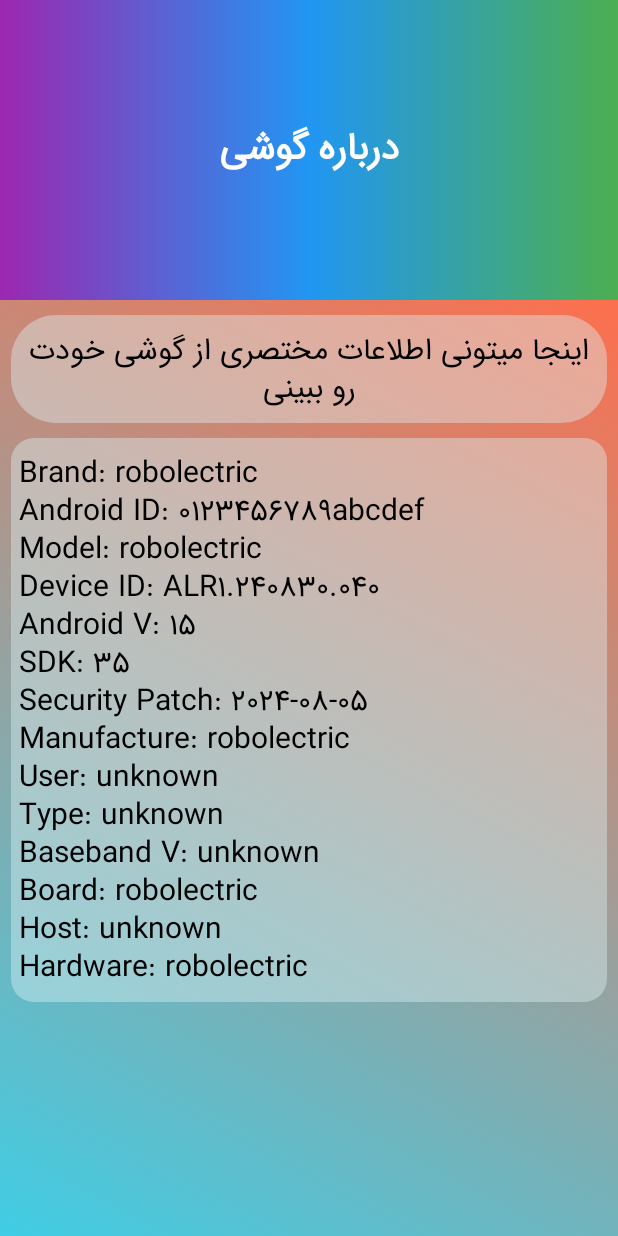
After one commit to mhhpc/MySamsung, an Android app: the Device_info_activity screen opened directly, with no data from a screen before it, on a phone screen of 412 x 824 dp. The commit adds this screen. Run offline under Robolectric (Android 15) with nearby library versions, the phone set to English and light mode, and no system bars; libraries missing offline, so code that uses them is left out: com.transitionseverywhere, io.github.florent37.shapeofview; 3 statements that could not run were skipped.

Commit message:
Add Device_info_activity

```diff
--- a/app/build.gradle
+++ b/app/build.gradle
@@ -1,5 +1,6 @@
 plugins {
     id 'com.android.application'
+    id 'org.jetbrains.kotlin.android'
 }
 
 android {
@@ -22,8 +23,8 @@ android {
         }
     }
     compileOptions {
-        sourceCompatibility JavaVersion.VERSION_1_8
-        targetCompatibility JavaVersion.VERSION_1_8
+        sourceCompatibility JavaVersion.VERSION_17
+        targetCompatibility JavaVersion.VERSION_17
     }
     namespace 'com.mhh.mysamsung'
 }
--- /dev/null
+++ b/app/src/main/java/com/mhh/mysamsung/views/Device_info_activity.kt
@@ -0,0 +1,86 @@
+package com.mhh.mysamsung.views
+
+import android.annotation.SuppressLint
+import android.graphics.drawable.AnimationDrawable
+import android.os.Build
+import android.os.Bundle
+import android.os.Handler
+import android.provider.Settings
+import android.view.View
+import android.view.ViewGroup
+import android.widget.Button
+import android.widget.TextView
+import androidx.annotation.RequiresApi
+import androidx.appcompat.app.AppCompatActivity
+import androidx.core.widget.NestedScrollView
+import com.google.android.material.appbar.CollapsingToolbarLayout
+import com.mhh.mysamsung.R
+import com.transitionseverywhere.Fade
+import com.transitionseverywhere.Transition
+import com.transitionseverywhere.TransitionManager
+import io.github.florent37.shapeofview.shapes.RoundRectView
+
+class Device_info_activity : AppCompatActivity() {
+    @RequiresApi(Build.VERSION_CODES.M)
+    override fun onCreate(savedInstanceState: Bundle?) {
+        super.onCreate(savedInstanceState)
+        setContentView(R.layout.activity_device_info)
+
+        val tvDisplay: TextView = findViewById(R.id.tv1)
+        tvDisplay.text = getSystemDetail()
+
+        //Gradient -----------
+        val nestedScrollView = findViewById<NestedScrollView>(R.id.device_info)
+        val animationDrawable = nestedScrollView.background as AnimationDrawable
+        animationDrawable.setEnterFadeDuration(2000)
+        animationDrawable.setExitFadeDuration(4000)
+        animationDrawable.start()
+
+        val collapsingToolbarLayout = findViewById<CollapsingToolbarLayout>(R.id.collapsing_toolbar)
+        val animationDrawable2 = collapsingToolbarLayout.background as AnimationDrawable
+        animationDrawable2.setEnterFadeDuration(2000)
+        animationDrawable2.setExitFadeDuration(4000)
+        animationDrawable2.start()
+
+        //Animation ------------
+        val r = findViewById<ViewGroup>(R.id.device_info)
+        val t1 = findViewById<TextView>(R.id.tv1)
+        val t2 = findViewById<TextView>(R.id.tv0)
+
+        Handler().postDelayed({
+            val transition: Transition = Fade()
+            transition.duration = 1200
+            TransitionManager.beginDelayedTransition(r, transition)
+            t1.visibility = View.VISIBLE
+            t2.visibility = View.VISIBLE
+
+        }, 200)
+
+    }
+
+    @RequiresApi(Build.VERSION_CODES.M)
+    @SuppressLint("HardwareIds")
+    private fun getSystemDetail(): String {
+        return "Brand: ${Build.BRAND} \n" +
+                "Android ID: ${
+                    Settings.Secure.getString(
+                        contentResolver,
+                        Settings.Secure.ANDROID_ID
+                    )
+                } \n" +
+                "Model: ${Build.MODEL} \n" +
+                "Device ID: ${Build.ID} \n" +
+                "Android V: ${Build.VERSION.RELEASE} \n" +
+                "SDK: ${Build.VERSION.SDK_INT} \n" +
+                "Security Patch: ${Build.VERSION.SECURITY_PATCH} \n" +
+                "Manufacture: ${Build.MANUFACTURER} \n" +
+                "User: ${Build.USER} \n" +
+                "Type: ${Build.TYPE} \n" +
+                "Baseband V: ${Build.VERSION.INCREMENTAL} \n" +
+                "Board: ${Build.BOARD} \n" +
+                "Host: ${Build.HOST} \n" +
+                "Hardware: ${Build.HARDWARE}"
+
+    }
+
+}
--- a/app/src/main/java/com/mhh/mysamsung/views/Home_activity.java
+++ b/app/src/main/java/com/mhh/mysamsung/views/Home_activity.java
@@ -138,6 +138,13 @@ public class Home_activity extends AppCompatActivity implements View.OnClickList
             }
         });
 
+        @SuppressLint("CutPasteId") TextView tv6 = (TextView) findViewById(R.id.text6);
+        tv6.setOnClickListener(new View.OnClickListener() {
+            public void onClick(View v) {
+                startActivity(new Intent(Home_activity.this, Device_info_activity.class));
+            }
+        });
+
         @SuppressLint("CutPasteId") TextView tv7 = (TextView) findViewById(R.id.text7);
         tv7.setOnClickListener(new View.OnClickListener() {
             public void onClick(View v) {
@@ -207,6 +214,13 @@ public class Home_activity extends AppCompatActivity implements View.OnClickList
         rbtn5.setOnClickListener(new View.OnClickListener() {
             public void onClick(View v) {
                 startActivity(new Intent(Home_activity.this, Goodlock_activity.class));
+            }
+        });
+
+        @SuppressLint("CutPasteId") ImageView rbtn6 = (ImageView) findViewById(R.id.image6);
+        rbtn6.setOnClickListener(new View.OnClickListener() {
+            public void onClick(View v) {
+                startActivity(new Intent(Home_activity.this, Device_info_activity.class));
             }
         });
 
--- /dev/null
+++ b/app/src/main/res/layout/activity_device_info.xml
@@ -0,0 +1,63 @@
+<?xml version="1.0" encoding="utf-8"?>
+<androidx.constraintlayout.widget.ConstraintLayout xmlns:android="http://schemas.android.com/apk/res/android"
+    xmlns:app="http://schemas.android.com/apk/res-auto"
+    xmlns:tools="http://schemas.android.com/tools"
+    android:layout_width="match_parent"
+    android:layout_height="match_parent"
+    tools:context=".views.Device_info_activity">
+
+    <androidx.coordinatorlayout.widget.CoordinatorLayout
+        android:layout_width="match_parent"
+        android:layout_height="match_parent"
+        android:background="@drawable/ctr_bg">
+
+        <com.google.android.material.appbar.AppBarLayout
+            android:id="@+id/appbar"
+            style="@style/AppbarTitle2">
+
+            <com.google.android.material.appbar.CollapsingToolbarLayout
+                android:id="@+id/collapsing_toolbar"
+                style="@style/CollapsingToolbarLayout2"
+                app:title="@string/device_info_title">
+
+                <androidx.appcompat.widget.Toolbar
+                    android:id="@+id/toolbar"
+                    style="@style/Toolbar" />
+
+            </com.google.android.material.appbar.CollapsingToolbarLayout>
+
+        </com.google.android.material.appbar.AppBarLayout>
+
+        <androidx.core.widget.NestedScrollView
+            android:id="@+id/device_info"
+            style="@style/NestedScrollView">
+
+            <RelativeLayout
+                android:layout_width="match_parent"
+                android:layout_height="wrap_content">
+
+                <TextView
+                    android:id="@+id/tv0"
+                    android:textSize="20sp"
+                    style="@style/TipsTitleTextView"
+                    android:layout_marginHorizontal="7dp"
+                    android:layout_marginTop="10dp"
+                    android:text="@string/device_info_t1" />
+
+                <TextView
+                    android:id="@+id/tv1"
+                    android:layout_below="@id/tv0"
+                    android:textSize="20sp"
+                    style="@style/SimpleTextview"
+                    android:layout_marginHorizontal="7dp"
+                    android:layout_marginTop="10dp"
+                    android:layout_marginBottom="10dp"
+                    android:text="@string/device_info_title" />
+
+            </RelativeLayout>
+
+        </androidx.core.widget.NestedScrollView>
+
+    </androidx.coordinatorlayout.widget.CoordinatorLayout>
+
+</androidx.constraintlayout.widget.ConstraintLayout>
--- a/app/src/main/res/layout/activity_home.xml
+++ b/app/src/main/res/layout/activity_home.xml
@@ -390,7 +390,7 @@
                                     android:layout_marginHorizontal="5dp"
                                     android:layout_marginTop="10dp"
                                     android:layout_weight="1"
-                                    android:src="@drawable/ic_launcher_background" />
+                                    android:src="@drawable/home_detail" />
 
                                 <ImageView
                                     android:id="@+id/image7"
@@ -441,7 +441,7 @@
                                     android:layout_marginBottom="10dp"
                                     android:layout_weight="1"
                                     android:gravity="center"
-                                    android:text="UnKhown"
+                                    android:text="@string/home_info"
                                     android:textColor="@color/colorBlack"
                                     android:textSize="15sp" />
 
--- a/app/src/main/res/values/strings.xml
+++ b/app/src/main/res/values/strings.xml
@@ -23,6 +23,7 @@
     <string name="home_customize">شخصی سازی</string>
     <string name="home_tip">ترفندها و نکات جذاب</string>
     <string name="home_about">درباره ما</string>
+    <string name="home_info">اطلاعات دستگاه</string>
     <string name="home_goodlock">برنامه Goodlock</string>
     <string name="home_lte">LTE Only</string>
     <string name="home_call">تماس جعلی</string>
@@ -198,9 +199,9 @@
     //Fake_call_activity
     <string name="fake_call_title">تماس جعلی</string>
     <string name="fake_call_bt1">تماس جعلی</string>
-    <string name="fake_call_t1">سامسونگ اخیرا قابلیت مخفی رو روی گوشی هاش قرار داده که با اون میتونی تماس جعلی بگیری</string>
+    <string name="fake_call_t1">سامسونگ اخیرا یه قابلیت مخفی روی گوشی هاش قرار داده که با اون میتونی تماس جعلی بگیری</string>
     <string name="fake_call_t2">تنها مشکلی که وجود داره اینه که این قابلیت فقط برای اندروید 12 و 13 فعال هست و گوشی هایی که این آپدیت ها رو ندارن نمیتونن ازش استفاده کنن</string>
-    <string name="fake_call_t3">همچنین علاوه بر تماس جعلی میتونی چندتا از ویژگی های تماس رو شخصی سازی کنی که شخصی سازی کنی که در ادامه به طور کامل بهش پرداختیم</string>
+    <string name="fake_call_t3">همچنین علاوه بر تماس جعلی میتونی چندتا از ویژگی های تماس رو شخصی سازی کنی که در ادامه به طور کامل بهش پرداختیم</string>
     <string name="fake_call_t4">خب برای شروع اول رو دکمه زیر بزن تا وارد تنظیمات تماس جعلی بشی</string>
     <string name="fake_call_t5">تو قسمت 1 میتونی تماس جعلی بگیری</string>
     <string name="fake_call_t6">تو قسمت 2 میتونی تععین کنی که حسگر مجاورت چه زمان هایی فعال باشه (همیشه / در بازی / هرگز)</string>
@@ -227,6 +228,10 @@
     <string name="lte_only_t7">این قسمت به طور پیشفرض معمولا روی GSM/WCDMA/LTE قرار داره یعنی (2G /3G /4G)</string>
     <string name="lte_only_t8">کافیه روش بزنی و گزینه LTE Only (یعنی فقط 4G رو انتخاب کنی)</string>
     <string name="lte_only_t9">فقط دقت کن اگر گوشیت از VoLTE پشتیبانی نکنه، زمانی که LTE Only رو فعال کنی نمیتونی با گوشیت تماس (ارسالی یا دریافتی) بگیری. پس یادت باشه وقتی کارت با LTE Only تموم شد تنظیمات رو به حالت اولش برگردونی.</string>
+
+    //Device_info_activity
+    <string name="device_info_title">درباره گوشی</string>
+    <string name="device_info_t1">اینجا میتونی اطلاعات مختصری از گوشی خودت رو ببینی</string>
 
     //Customize_phone
     <string name="compare_phone_title">کدوم گوشی رو میخای مقایسه کنی؟</string>
--- a/build.gradle
+++ b/build.gradle
@@ -2,6 +2,7 @@
 plugins {
     id 'com.android.application' version '8.0.2' apply false
     id 'com.android.library' version '8.0.2' apply false
+    id 'org.jetbrains.kotlin.android' version '1.8.20' apply false
 }
 
 
```
Also changed, not shown: app/src/main/AndroidManifest.xml (+6 -3 lines), app/src/main/res/drawable/home_detail.png (added).
